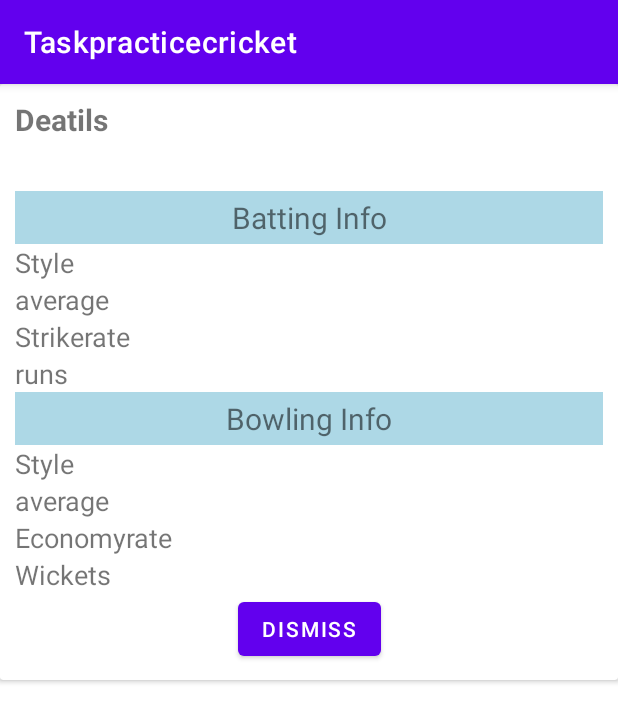
After one commit to Sobithh/CricketPractice, an Android app: the fragment Details shown on its own in the app's theme, on a phone screen of 412 x 824 dp. The commit adds this screen. Shown: the top 722 px of the screen. Run offline under Robolectric (Android 15) with nearby library versions, the phone set to English and light mode, and no system bars; our stand-ins replace data binding; network calls fail.

Commit message:
finished project

```diff
--- a/app/build.gradle
+++ b/app/build.gradle
@@ -76,5 +76,7 @@ dependencies {
 
     implementation 'androidx.activity:activity-ktx:1.7.1'
 
+    implementation 'com.google.android.material:material:1.5.0'
+
 
 }
--- /dev/null
+++ b/app/src/main/java/com/mindorks/framework/taskpracticecricket/BottomSheetFragment.kt
@@ -0,0 +1,31 @@
+package com.mindorks.framework.taskpracticecricket
+
+import android.os.Bundle
+import android.view.LayoutInflater
+import android.view.View
+import android.view.ViewGroup
+import android.widget.Button
+import com.google.android.material.bottomsheet.BottomSheetDialogFragment
+import com.mindorks.framework.taskpracticecricket.databinding.FragmentDetailsBinding
+import com.mindorks.framework.taskpracticecricket.model2.Player
+
+class BottomSheetFragment(val player: Player) :  BottomSheetDialogFragment() {
+
+    private lateinit var binding: FragmentDetailsBinding
+
+    override fun onCreateView(inflater: LayoutInflater, container: ViewGroup?, savedInstanceState: Bundle?): View? {
+        binding = FragmentDetailsBinding.inflate(inflater, container, false)
+        return binding.root
+    }
+
+    override fun onViewCreated(view: View, savedInstanceState: Bundle?) {
+        super.onViewCreated(view, savedInstanceState)
+
+        binding.player = player
+
+        binding.dismiss.setOnClickListener(){
+            dismiss()
+        }
+    }
+
+}
--- /dev/null
+++ b/app/src/main/java/com/mindorks/framework/taskpracticecricket/Details.kt
@@ -0,0 +1,59 @@
+package com.mindorks.framework.taskpracticecricket
+
+import android.os.Bundle
+import androidx.fragment.app.Fragment
+import android.view.LayoutInflater
+import android.view.View
+import android.view.ViewGroup
+
+// TODO: Rename parameter arguments, choose names that match
+// the fragment initialization parameters, e.g. ARG_ITEM_NUMBER
+private const val ARG_PARAM1 = "param1"
+private const val ARG_PARAM2 = "param2"
+
+/**
+ * A simple [Fragment] subclass.
+ * Use the [Details.newInstance] factory method to
+ * create an instance of this fragment.
+ */
+class Details : Fragment() {
+    // TODO: Rename and change types of parameters
+    private var param1: String? = null
+    private var param2: String? = null
+
+    override fun onCreate(savedInstanceState: Bundle?) {
+        super.onCreate(savedInstanceState)
+        arguments?.let {
+            param1 = it.getString(ARG_PARAM1)
+            param2 = it.getString(ARG_PARAM2)
+        }
+    }
+
+    override fun onCreateView(
+        inflater: LayoutInflater, container: ViewGroup?,
+        savedInstanceState: Bundle?
+    ): View? {
+        // Inflate the layout for this fragment
+        return inflater.inflate(R.layout.fragment_details, container, false)
+    }
+
+    companion object {
+        /**
+         * Use this factory method to create a new instance of
+         * this fragment using the provided parameters.
+         *
+         * @param param1 Parameter 1.
+         * @param param2 Parameter 2.
+         * @return A new instance of fragment Details.
+         */
+        // TODO: Rename and change types and number of parameters
+        @JvmStatic
+        fun newInstance(param1: String, param2: String) =
+            Details().apply {
+                arguments = Bundle().apply {
+                    putString(ARG_PARAM1, param1)
+                    putString(ARG_PARAM2, param2)
+                }
+            }
+    }
+}
--- a/app/src/main/java/com/mindorks/framework/taskpracticecricket/MainActivity.kt
+++ b/app/src/main/java/com/mindorks/framework/taskpracticecricket/MainActivity.kt
@@ -31,7 +31,5 @@ class MainActivity : AppCompatActivity() {
             // start your next activity
             startActivity(intent)
         }
-
-
     }
 }
--- a/app/src/main/java/com/mindorks/framework/taskpracticecricket/adapter/DataAdapter.kt
+++ b/app/src/main/java/com/mindorks/framework/taskpracticecricket/adapter/DataAdapter.kt
@@ -4,35 +4,59 @@ import android.view.LayoutInflater
 import android.view.ViewGroup
 import androidx.recyclerview.widget.RecyclerView
 import com.mindorks.framework.taskpracticecricket.databinding.ScoreboardRowBinding
+import com.mindorks.framework.taskpracticecricket.model2.MainMatchDetail
 import com.mindorks.framework.taskpracticecricket.model2.Player
 
 class DataAdapter(
+    private val onPlayerClick: (Player) -> Unit,
 ) : RecyclerView.Adapter<DataAdapter.ViewHolder>() {
 
-    var Listofplayer: List<Player> ?=null
+    var Listofplayer: List<Player>? = null
+    var onItemClick: ((MainMatchDetail) -> Unit)? = null
 
 
-    fun setData(Listofplayer: List<Player>){
+    fun setData(Listofplayer: List<Player>) {
         this.Listofplayer = Listofplayer
         notifyDataSetChanged()
     }
 
     private lateinit var binding: ScoreboardRowBinding
 
-    class ViewHolder(private val binding: ScoreboardRowBinding) : RecyclerView.ViewHolder(binding.root) {
+    class ViewHolder(private val binding: ScoreboardRowBinding) :
+        RecyclerView.ViewHolder(binding.root) {
         fun bind(player: Player?) {
             binding.player = player
         }
     }
 
     override fun onCreateViewHolder(parent: ViewGroup, viewType: Int): ViewHolder {
-        binding = ScoreboardRowBinding.inflate(LayoutInflater.from(parent.context),parent,false)
+        binding = ScoreboardRowBinding.inflate(LayoutInflater.from(parent.context), parent, false)
         return DataAdapter.ViewHolder(binding)
     }
 
     override fun onBindViewHolder(holder: ViewHolder, position: Int) {
         val players = Listofplayer?.get(position)
         holder.bind(players)
+
+        holder.itemView.setOnClickListener {
+            players?.let {
+                onPlayerClick.invoke(
+                    players
+                )
+            }
+//            val dialog = BottomSheetDialog(context)
+//            val inflater = LayoutInflater.from(context)
+//            val view = inflater.inflate(R.layout.fragment_details, null)
+//            val btnClose = view.findViewById<Button>(R.id.dismiss)
+//            btnClose.setOnClickListener {
+//                dialog.dismiss()
+//            }
+//            dialog.setCancelable(true)
+//            dialog.setCanceledOnTouchOutside(true)
+//            dialog.setContentView(view)
+//            dialog.show()
+        }
+
     }
 
     override fun getItemCount(): Int {
--- a/app/src/main/java/com/mindorks/framework/taskpracticecricket/fragment/FirstFragment.kt
+++ b/app/src/main/java/com/mindorks/framework/taskpracticecricket/fragment/FirstFragment.kt
@@ -1,26 +1,31 @@
 package com.mindorks.framework.taskpracticecricket.fragment
 
 import android.os.Bundle
-import android.util.Log
 import androidx.fragment.app.Fragment
 import android.view.LayoutInflater
 import android.view.View
 import android.view.ViewGroup
+import android.widget.Button
+import android.widget.Toast
+import androidx.databinding.DataBindingUtil
 import androidx.fragment.app.activityViewModels
 import androidx.recyclerview.widget.LinearLayoutManager
 import androidx.recyclerview.widget.RecyclerView
-import com.google.gson.Gson
+import com.google.android.material.bottomsheet.BottomSheetDialog
+import com.mindorks.framework.taskpracticecricket.BottomSheetFragment
 import com.mindorks.framework.taskpracticecricket.R
 import com.mindorks.framework.taskpracticecricket.adapter.DataAdapter
+import com.mindorks.framework.taskpracticecricket.databinding.FragmentDetailsBinding
 import com.mindorks.framework.taskpracticecricket.mainviewmodel.MainActivityViewModel
 import com.mindorks.framework.taskpracticecricket.model2.Player
-import com.mindorks.framework.taskpracticecricket.model2.PlayerList
 import dagger.hilt.android.AndroidEntryPoint
 
 @AndroidEntryPoint
 class FirstFragment() : Fragment() {
 
     val mainActivityViewModel: MainActivityViewModel by activityViewModels()
+
+    private lateinit var binding: FragmentDetailsBinding
 
     override fun onCreateView(
         inflater: LayoutInflater, container: ViewGroup?,
@@ -33,13 +38,36 @@ class FirstFragment() : Fragment() {
     override fun onViewCreated(view: View, savedInstanceState: Bundle?) {
         super.onViewCreated(view, savedInstanceState)
 
-        val recyclerView : RecyclerView = view.findViewById(R.id.first_fragment)
-        val adapter = DataAdapter()
+        val recyclerView : RecyclerView = view.findViewById(R.id.rv_1_list)
+        val adapter = DataAdapter(
+            onPlayerClick = {player->
+
+                val bottomSheetDialog = BottomSheetFragment(player)
+                bottomSheetDialog.show(childFragmentManager, "bottomSheetTag")
+//               Toast.makeText(requireActivity(), "Player clicked", Toast.LENGTH_SHORT).show()
+//                val dialog = BottomSheetDialog(requireActivity())
+//            val inflater = LayoutInflater.from(context)
+//                 val view = DataBindingUtil.inflate<FragmentDetailsBinding>(
+//                layoutInflater,
+//                R.layout.fragment_details,
+//                null,
+//                false
+//                )
+//            val btnClose = view.findViewById<Button>(R.id.dismiss)
+////                btnClose.text = player.Batting.Style
+//            btnClose.setOnClickListener {
+//                dialog.dismiss()
+//            }
+//            dialog.setCancelable(true)
+//            dialog.setCanceledOnTouchOutside(true)
+//            dialog.setContentView(view.root)
+//            dialog.show()
+            }
+        )
         recyclerView.apply {
             layoutManager = LinearLayoutManager(context)
             this.adapter = adapter
         }
-
 
 
         mainActivityViewModel.teamAPlayerList.observe(viewLifecycleOwner){
@@ -52,7 +80,6 @@ class FirstFragment() : Fragment() {
 
 
 
-
     }
 
 
--- a/app/src/main/java/com/mindorks/framework/taskpracticecricket/fragment/SecondFragment.kt
+++ b/app/src/main/java/com/mindorks/framework/taskpracticecricket/fragment/SecondFragment.kt
@@ -5,9 +5,12 @@ import androidx.fragment.app.Fragment
 import android.view.LayoutInflater
 import android.view.View
 import android.view.ViewGroup
+import android.widget.Button
 import androidx.fragment.app.activityViewModels
 import androidx.recyclerview.widget.LinearLayoutManager
 import androidx.recyclerview.widget.RecyclerView
+import com.google.android.material.bottomsheet.BottomSheetDialog
+import com.mindorks.framework.taskpracticecricket.BottomSheetFragment
 import com.mindorks.framework.taskpracticecricket.R
 import com.mindorks.framework.taskpracticecricket.adapter.DataAdapter
 import com.mindorks.framework.taskpracticecricket.mainviewmodel.MainActivityViewModel
@@ -36,7 +39,12 @@ class SecondFragment : Fragment() {
 
         val recyclerView : RecyclerView = view.findViewById(R.id.second_fragment)
 
-        val adapter = DataAdapter()
+        val adapter = DataAdapter(
+            onPlayerClick = {player->
+                val bottomSheetDialog = BottomSheetFragment(player)
+                bottomSheetDialog.show(childFragmentManager, "bottomSheetTag")
+            }
+        )
 
         recyclerView.apply {
             layoutManager = LinearLayoutManager(context)
@@ -51,6 +59,22 @@ class SecondFragment : Fragment() {
             adapter.setData(playerList)
         }
 
+//        adapter.onItemClick = {
+//
+//            val dialog = BottomSheetDialog(requireActivity())
+//
+//            val view = layoutInflater.inflate(R.layout.fragment_details, null)
+//            val btnClose = view.findViewById<Button>(R.id.dismiss)
+//            btnClose.setOnClickListener {
+//                dialog.dismiss()
+//            }
+//            dialog.setCancelable(true)
+//            dialog.setCanceledOnTouchOutside(true)
+//            dialog.setContentView(view)
+//            dialog.show()
+//
+//        }
+
     }
 
 
--- a/app/src/main/res/layout/another_activity.xml
+++ b/app/src/main/res/layout/another_activity.xml
@@ -15,9 +15,6 @@
     <androidx.constraintlayout.widget.ConstraintLayout
         android:layout_width="match_parent"
         android:layout_height="match_parent">
-
-
-
 
         <androidx.cardview.widget.CardView
             android:id="@+id/cardView2"
--- /dev/null
+++ b/app/src/main/res/layout/fragment_details.xml
@@ -0,0 +1,287 @@
+<?xml version="1.0" encoding="utf-8"?>
+
+<layout
+    xmlns:android="http://schemas.android.com/apk/res/android"
+    xmlns:tools="http://schemas.android.com/tools">
+
+    <data>
+        <variable
+            name="Player"
+            type="com.mindorks.framework.taskpracticecricket.model2.Player" />
+    </data>
+
+<androidx.cardview.widget.CardView
+    android:layout_width="match_parent"
+    android:layout_height="wrap_content"
+    xmlns:app="http://schemas.android.com/apk/res-auto"
+    android:orientation="vertical"
+    tools:context=".Details">
+    <androidx.constraintlayout.widget.ConstraintLayout
+        android:id = "@+id/details_cardview"
+        android:layout_width="match_parent"
+        android:layout_height="match_parent"
+        android:padding="10dp"
+        app:cardBackgroundColor="@color/white"
+        app:cardCornerRadius="15dp"
+        app:cardElevation="10dp"
+        app:cardMaxElevation="12dp"
+        app:layout_constraintTop_toTopOf="parent">
+        <TextView
+            android:id = "@+id/button"
+            android:layout_width="match_parent"
+            android:layout_height="wrap_content"
+            android:textSize="20dp"
+            android:textStyle = "bold"
+            android:text="Deatils"
+            app:layout_constraintTop_toTopOf="parent"
+            app:layout_constraintEnd_toEndOf="parent"
+            />
+        <TextView
+            android:id = "@id/player_name"
+            android:layout_width="wrap_content"
+            android:layout_height="wrap_content"
+            android:text="@{Player.name_Full}"
+
+            android:textStyle = "bold"
+            android:textSize="18dp"
+            android:layout_marginTop="9dp"
+            app:layout_constraintStart_toStartOf="parent"
+            app:layout_constraintTop_toBottomOf="@+id/button"/>
+
+        <TextView
+            android:id = "@+id/batting_info"
+            android:layout_width="match_parent"
+            android:layout_height="wrap_content"
+            app:layout_constraintStart_toStartOf="parent"
+            app:layout_constraintEnd_toEndOf="parent"
+            app:layout_constraintTop_toBottomOf="@id/player_name"
+            android:text="Batting Info"
+            android:background="#add8e6"
+
+            android:padding="4dp"
+            android:gravity="center"
+            android:textSize = "20dp"
+            />
+
+        <TextView
+            android:id ="@+id/style"
+            android:layout_width="wrap_content"
+            android:layout_height="wrap_content"
+            android:text="Style"
+            app:layout_constraintTop_toBottomOf="@+id/batting_info"
+            android:textSize = "18dp"
+
+            app:layout_constraintStart_toStartOf="parent"
+            />
+
+        <TextView
+            android:id = "@+id/style_data"
+            android:layout_width="wrap_content"
+            android:layout_height="wrap_content"
+            android:text="@{Player.batting.style}"
+            android:textSize = "18dp"
+
+            app:layout_constraintEnd_toEndOf="parent"
+            app:layout_constraintTop_toBottomOf="@+id/batting_info"
+            app:layout_constraintStart_toEndOf="@+id/style"
+            app:layout_constraintHorizontal_bias="1"/>
+
+        <TextView
+            android:id ="@+id/average"
+            android:layout_width="wrap_content"
+            android:layout_height="wrap_content"
+            android:text="average"
+            app:layout_constraintTop_toBottomOf="@+id/style"
+            android:textSize = "18dp"
+
+            app:layout_constraintStart_toStartOf="parent"
+            />
+
+        <TextView
+            android:id = "@+id/average_data"
+            android:layout_width="wrap_content"
+            android:layout_height="wrap_content"
+            android:text="@{Player.batting.average}"
+            android:textSize = "18dp"
+
+            app:layout_constraintEnd_toEndOf="parent"
+            app:layout_constraintTop_toBottomOf="@+id/style_data"
+            app:layout_constraintStart_toEndOf="@id/average"
+            app:layout_constraintHorizontal_bias="1"/>
+
+        <TextView
+            android:id ="@+id/strike_rate2"
+            android:layout_width="wrap_content"
+            android:layout_height="wrap_content"
+            android:text="Strikerate"
+            app:layout_constraintTop_toBottomOf="@+id/average"
+            android:textSize = "18dp"
+
+            app:layout_constraintStart_toStartOf="parent"
+            />
+
+        <TextView
+            android:id = "@+id/strike_rate2_data"
+            android:layout_width="wrap_content"
+            android:layout_height="wrap_content"
+            android:text="@{Player.batting.strikerate}"
+            android:textSize = "18dp"
+
+            app:layout_constraintEnd_toEndOf="parent"
+            app:layout_constraintTop_toBottomOf="@+id/average_data"
+            app:layout_constraintStart_toEndOf="@id/strike_rate2"
+            app:layout_constraintHorizontal_bias="1"/>
+
+        <TextView
+            android:id ="@+id/runs2"
+            android:layout_width="wrap_content"
+            android:layout_height="wrap_content"
+            android:text="runs"
+            app:layout_constraintTop_toBottomOf="@+id/strike_rate2"
+            android:textSize = "18dp"
+
+            app:layout_constraintStart_toStartOf="parent"
+            />
+
+        <TextView
+            android:id = "@+id/runs2_data"
+            android:layout_width="wrap_content"
+            android:layout_height="wrap_content"
+            android:text="@{Player.batting.runs}"
+            android:textSize = "18dp"
+
+            app:layout_constraintEnd_toEndOf="parent"
+            app:layout_constraintTop_toBottomOf="@+id/strike_rate2_data"
+            app:layout_constraintStart_toEndOf="@id/runs2"
+            app:layout_constraintHorizontal_bias="1"/>
+
+
+
+        <TextView
+            android:id = "@+id/bowling_info"
+            android:layout_width="match_parent"
+            android:layout_height="wrap_content"
+            app:layout_constraintStart_toStartOf="parent"
+            app:layout_constraintEnd_toEndOf="parent"
+            app:layout_constraintTop_toBottomOf="@id/runs2"
+            android:text="Bowling Info"
+            android:background="#add8e6"
+
+            android:padding="4dp"
+            android:gravity="center"
+            android:textSize = "20dp"
+            />
+
+        <TextView
+            android:id ="@+id/style_boll"
+            android:layout_width="wrap_content"
+            android:layout_height="wrap_content"
+            android:text="Style"
+
+            app:layout_constraintTop_toBottomOf="@+id/bowling_info"
+            android:textSize = "18dp"
+            app:layout_constraintStart_toStartOf="parent"
+            />
+
+        <TextView
+            android:id = "@+id/styleboll_data"
+            android:layout_width="wrap_content"
+            android:layout_height="wrap_content"
+            android:text="@{Player.bowling.style}"
+            android:textSize = "18dp"
+
+            app:layout_constraintEnd_toEndOf="parent"
+            app:layout_constraintTop_toBottomOf="@+id/bowling_info"
+            app:layout_constraintStart_toEndOf="@+id/style"
+            app:layout_constraintHorizontal_bias="1"/>
+
+        <TextView
+            android:id ="@+id/average_boll"
+            android:layout_width="wrap_content"
+            android:layout_height="wrap_content"
+            android:text="average"
+
+            app:layout_constraintTop_toBottomOf="@+id/style_boll"
+            android:textSize = "18dp"
+            app:layout_constraintStart_toStartOf="parent"
+            />
+
+        <TextView
+            android:id = "@+id/average_boll_data"
+            android:layout_width="wrap_content"
+            android:layout_height="wrap_content"
+            android:text="@{Player.bowling.average}"
+            android:textSize = "18dp"
+
+            app:layout_constraintEnd_toEndOf="parent"
+            app:layout_constraintTop_toBottomOf="@+id/styleboll_data"
+            app:layout_constraintStart_toEndOf="@id/average_boll"
+            app:layout_constraintHorizontal_bias="1"/>
+
+        <TextView
+            android:id ="@+id/economy_rate"
+            android:layout_width="wrap_content"
+            android:layout_height="wrap_content"
+            android:text="Economyrate"
+
+            app:layout_constraintTop_toBottomOf="@+id/average_boll"
+            android:textSize = "18dp"
+            app:layout_constraintStart_toStartOf="parent"
+            />
+
+        <TextView
+            android:id = "@+id/economy_rate_data"
+            android:layout_width="wrap_content"
+            android:layout_height="wrap_content"
+            android:text="@{Player.bowling.economyrate}"
+            android:textSize = "18dp"
+
+            app:layout_constraintEnd_toEndOf="parent"
+            app:layout_constraintTop_toBottomOf="@+id/average_boll_data"
+            app:layout_constraintStart_toEndOf="@id/economy_rate"
+            app:layout_constraintHorizontal_bias="1"/>
+
+
+
+        <TextView
+            android:id ="@+id/wickets"
+            android:layout_width="wrap_content"
+            android:layout_height="wrap_content"
+            android:text="Wickets"
+
+            app:layout_constraintTop_toBottomOf="@+id/economy_rate"
+            android:textSize = "18dp"
+            app:layout_constraintStart_toStartOf="parent"
+            />
+
+        <TextView
+            android:id = "@+id/wickets_data"
+            android:layout_width="wrap_content"
+            android:layout_height="wrap_content"
+            android:text="@{Player.bowling.wickets}"
+            android:textSize = "18dp"
+
+            app:layout_constraintEnd_toEndOf="parent"
+            app:layout_constraintTop_toBottomOf="@+id/economy_rate_data"
+            app:layout_constraintStart_toEndOf="@id/wickets"
+            app:layout_constraintHorizontal_bias="1"/>
+
+        <Button
+            android:id = "@+id/dismiss"
+            android:layout_width="wrap_content"
+            android:layout_height="wrap_content"
+           app:layout_constraintTop_toBottomOf="@+id/wickets"
+            app:layout_constraintStart_toStartOf="parent"
+            app:layout_constraintEnd_toEndOf="parent"
+            android:text="Dismiss"
+
+            />
+
+
+
+    </androidx.constraintlayout.widget.ConstraintLayout>
+
+
+</androidx.cardview.widget.CardView>
+
+</layout>
--- a/app/src/main/res/layout/fragment_first.xml
+++ b/app/src/main/res/layout/fragment_first.xml
@@ -8,7 +8,7 @@
 
 
     <androidx.recyclerview.widget.RecyclerView
-        android:id = "@+id/first_fragment"
+        android:id = "@+id/rv_1_list"
         android:layout_width="match_parent"
         android:layout_height="wrap_content"
         app:layout_constraintTop_toTopOf="parent"
--- a/app/src/main/res/layout/scoreboard_row.xml
+++ b/app/src/main/res/layout/scoreboard_row.xml
@@ -4,7 +4,6 @@
     xmlns:app="http://schemas.android.com/apk/res-auto">
 
     <data>
-
         <variable
             name="Player"
             type="com.mindorks.framework.taskpracticecricket.model2.Player" />
```
